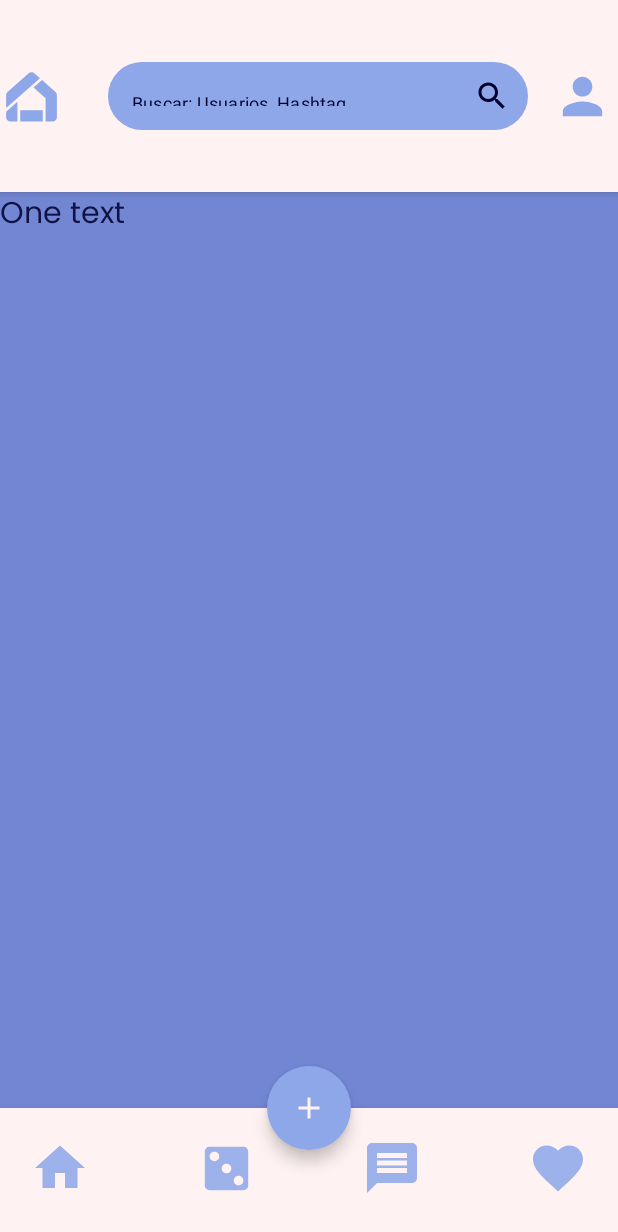
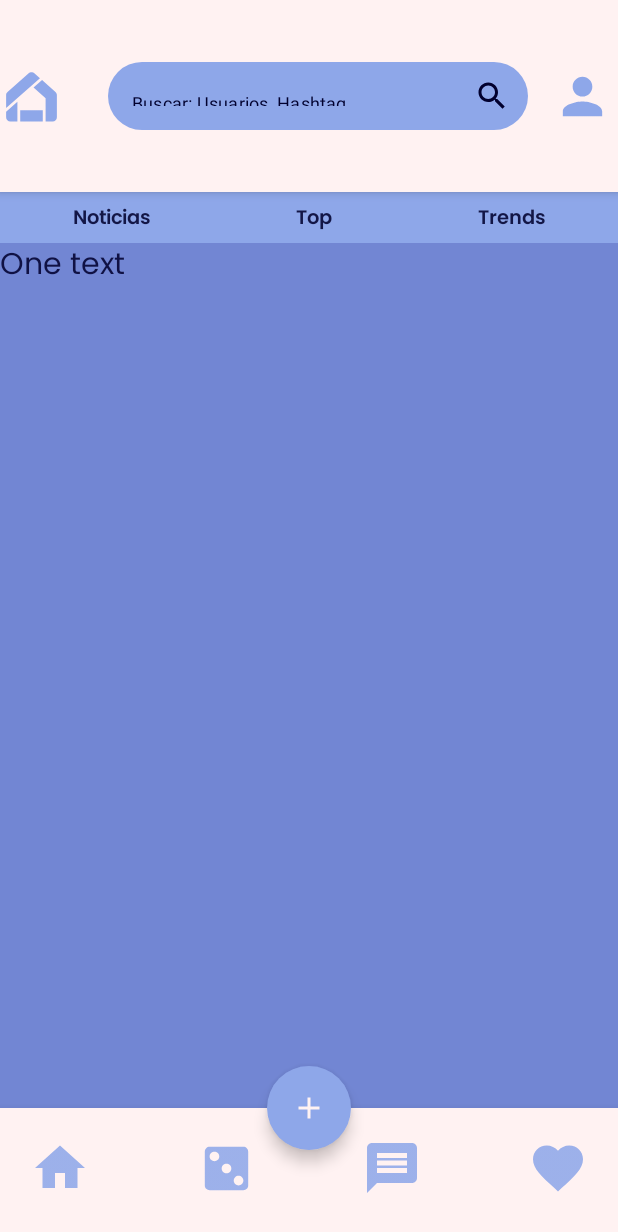
Before and after one commit to cristiangranero90/c9-10-kotlin-fulltime-app, an Android app built with Jetpack Compose: the screen it shows after launch (MainActivity), on a phone screen of 412 x 824 dp. Shown: the top 1232 px of the screen. Run offline under Robolectric (Android 15) with nearby library versions, the light colour scheme and no system bars; our stand-ins replace Dagger/Hilt's generated code.

Commit message:
Filter list added to the home screen

```diff
--- a/app/src/main/java/com/example/teayudaapp/homescreen/presentation/HomeScreen.kt
+++ b/app/src/main/java/com/example/teayudaapp/homescreen/presentation/HomeScreen.kt
@@ -1,8 +1,10 @@
 package com.example.teayudaapp.homescreen.presentation
 
+import androidx.activity.compose.BackHandler
 import androidx.compose.foundation.layout.Column
 import androidx.compose.foundation.layout.fillMaxSize
 import androidx.compose.foundation.layout.padding
+import androidx.compose.foundation.lazy.LazyColumn
 import androidx.compose.material.*
 import androidx.compose.material.icons.Icons
 import androidx.compose.material.icons.filled.Add
@@ -11,8 +13,9 @@ import androidx.compose.runtime.mutableStateOf
 import androidx.compose.runtime.remember
 import androidx.compose.ui.Modifier
 import androidx.compose.ui.tooling.preview.Preview
-import com.example.teayudaapp.homescreen.presentation.components.BottomBar
+import com.example.teayudaapp.sharedcomponents.BottomBar
 import com.example.teayudaapp.homescreen.presentation.components.HomeTopBar
+import com.example.teayudaapp.homescreen.presentation.components.HomeViewList
 
 @Composable
 fun HomeScreen(){
@@ -43,7 +46,14 @@ fun HomeScreen(){
         Column(
             modifier = Modifier.padding(paddingValues)
         ) {
-            Text(text = "One text")
+            HomeViewList()
+
+            LazyColumn(
+                modifier = Modifier.padding(paddingValues)
+            ) {
+                item { Text(text = "One text") }
+
+            }
         }
     }
 }
--- /dev/null
+++ b/app/src/main/java/com/example/teayudaapp/homescreen/presentation/components/HomeViewList.kt
@@ -0,0 +1,40 @@
+package com.example.teayudaapp.homescreen.presentation.components
+
+import androidx.compose.foundation.background
+import androidx.compose.foundation.layout.Arrangement
+import androidx.compose.foundation.layout.Row
+import androidx.compose.foundation.layout.fillMaxWidth
+import androidx.compose.foundation.layout.height
+import androidx.compose.material.MaterialTheme
+import androidx.compose.material.Text
+import androidx.compose.runtime.Composable
+import androidx.compose.ui.Alignment
+import androidx.compose.ui.Modifier
+import androidx.compose.ui.text.font.FontWeight
+import androidx.compose.ui.tooling.preview.Preview
+import androidx.compose.ui.unit.dp
+
+@Composable
+fun HomeViewList(
+    modifier: Modifier = Modifier
+){
+    Row(
+        modifier = modifier
+            .fillMaxWidth()
+            .height(34.dp)
+            .background(MaterialTheme.colors.primary),
+        verticalAlignment = Alignment.CenterVertically,
+        horizontalArrangement = Arrangement.SpaceAround,
+    ) {
+        Text(text = "Noticias", style = MaterialTheme.typography.body2, fontWeight = FontWeight.Bold)
+        Text(text = "Top", style = MaterialTheme.typography.body2, fontWeight = FontWeight.Bold)
+        Text(text = "Trends", style = MaterialTheme.typography.body2, fontWeight = FontWeight.Bold)
+
+    }
+}
+
+@Composable
+@Preview(showBackground = true)
+fun HomeViewListPreview(){
+    HomeViewList()
+}
--- a/app/src/main/java/com/example/teayudaapp/homescreen/presentation/components/HomeBottomBar.kt
+++ b/app/src/main/java/com/example/teayudaapp/sharedcomponents/NavigationBottomBar.kt
@@ -1,4 +1,4 @@
-package com.example.teayudaapp.homescreen.presentation.components
+package com.example.teayudaapp.sharedcomponents
 
 import androidx.compose.foundation.layout.height
 import androidx.compose.foundation.layout.size
@@ -12,7 +12,6 @@ import androidx.compose.material.icons.filled.Home
 import androidx.compose.material.icons.filled.Message
 import androidx.compose.runtime.Composable
 import androidx.compose.ui.Modifier
-import androidx.compose.ui.graphics.Color
 import androidx.compose.ui.res.painterResource
 import androidx.compose.ui.tooling.preview.Preview
 import androidx.compose.ui.unit.dp
```
Also changed, not shown: app/src/main/java/com/example/teayudaapp/homescreen/presentation/components/HomePost.kt (added, +15 -0 lines).
